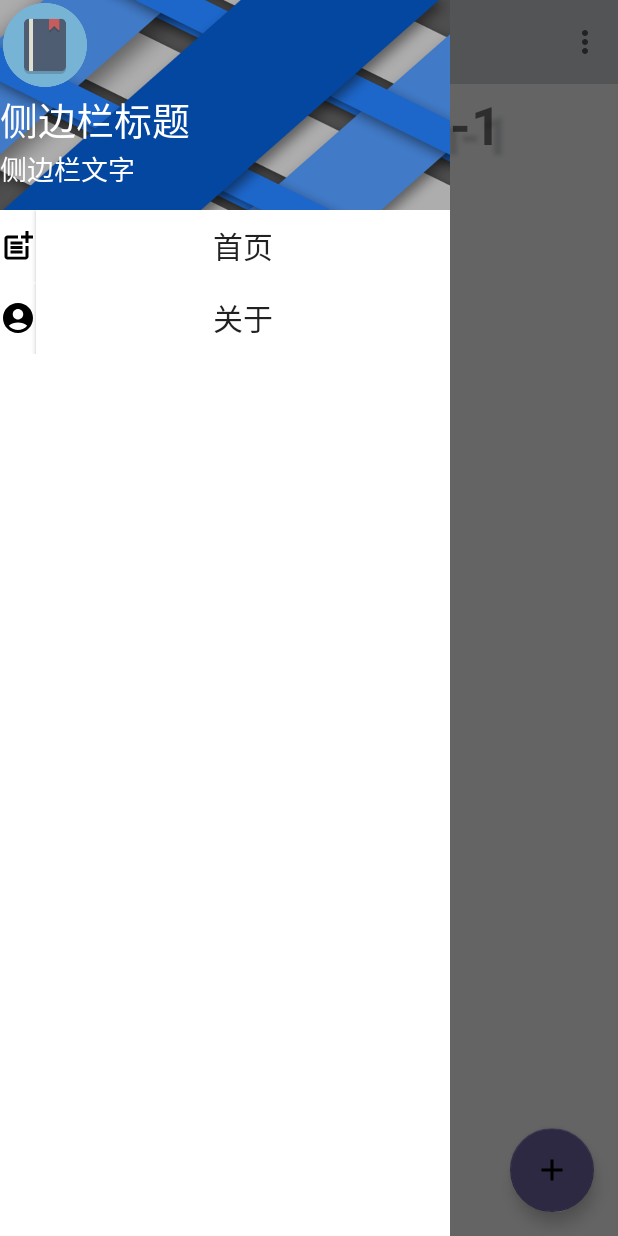
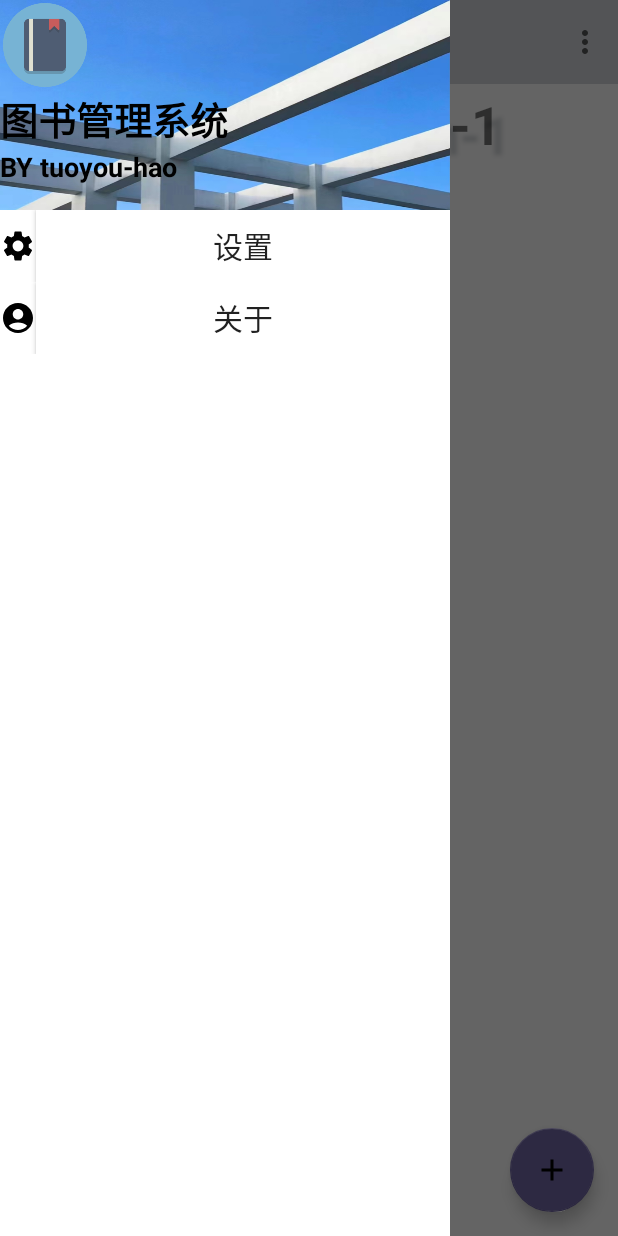
Before and after one commit to BugKillerStudio/bookshelf-jyh, an Android app: the screen it shows after launch (MainActivity), with the side drawer open, on a phone screen of 412 x 824 dp. Run offline under Robolectric (Android 15) with nearby library versions, the phone set to English and light mode, and no system bars; our stand-ins replace navigation-ui; libraries missing offline, so code that uses them is left out: com.github.clans.fab; plain views replace FloatingActionButton, FloatingActionMenu; 2 statements that could not run were skipped.

Commit message:
完善侧滑栏，并完善 设置 与 关于 界面

```diff
--- a/app/src/main/AndroidManifest.xml
+++ b/app/src/main/AndroidManifest.xml
@@ -23,6 +23,8 @@
             </intent-filter>
         </activity>
         <activity android:name=".AddBookItem" />
+        <activity android:name=".AboutActivity" />
+        <activity android:name=".SettingActivity" />
     </application>
 
 </manifest>
--- a/app/src/main/java/com/jnu/student/MainActivity.java
+++ b/app/src/main/java/com/jnu/student/MainActivity.java
@@ -1,6 +1,7 @@
 package com.jnu.student;
 
 
+import android.Manifest;
 import android.content.DialogInterface;
 import android.content.Intent;
 import android.os.Bundle;
@@ -9,6 +10,7 @@ import android.view.LayoutInflater;
 import android.view.MenuItem;
 import android.view.View;
 import android.view.ViewGroup;
+import android.widget.Button;
 import android.widget.ImageView;
 import android.widget.TextView;
 import android.widget.Toast;
@@ -56,6 +58,7 @@ public class MainActivity extends AppCompatActivity {
     public ActionBarDrawerToggle mActionBarDrawerToggle;
     public ImageView imageView;
     private NavigationView navView;//导航视图
+    private View.OnClickListener nav_button_listener;
 
     private ActivityResultLauncher<Intent> addDataLauncher= registerForActivityResult(new ActivityResultContracts.StartActivityForResult()
             ,result -> {
@@ -182,27 +185,52 @@ public class MainActivity extends AppCompatActivity {
 //            }
 //        });
 
-        navView = findViewById(R.id.activity_main_navigationView);
-        navView.setNavigationItemSelectedListener(item -> {//导航菜单点击
-            Intent intent = new Intent();
-            switch (item.getItemId()) {
-                case R.id.nav_home:
-                    intent.setClass(this, MainActivity.class);
-                    startActivity(intent);
-                    break;
-                case R.id.nav_about:
-//                    intent.setClass(this, AboutActivity.class);
+//        navView = findViewById(R.id.activity_main_navigationView);
+//        navView.setNavigationItemSelectedListener(item -> {//导航菜单点击
+//            Intent intent = new Intent();
+//            switch (item.getItemId()) {
+//                case R.id.nav_home:
+//                    intent.setClass(this, MainActivity.class);
 //                    startActivity(intent);
-                    Toast.makeText(MainActivity.this,"about",Toast.LENGTH_SHORT).show();
-                    break;
-                 }
-//            drawerLayout.closeDrawer(GravityCompat.START);//关闭滑动菜单
-            return true;
+//                    break;
+//                case R.id.nav_about:
+////                    intent.setClass(this, AboutActivity.class);
+////                    startActivity(intent);
+//                    Toast.makeText(MainActivity.this,"about",Toast.LENGTH_SHORT).show();
+//                    break;
+//                 }
+////            drawerLayout.closeDrawer(GravityCompat.START);//关闭滑动菜单
+//            return true;
+//        });
+
+        //menu button start
+        Button nav_home_button = findViewById(R.id.nav_home_button);
+        Button nav_about_button = findViewById(R.id.nav_about_button);
+        nav_home_button.setOnClickListener(new View.OnClickListener() {
+            @Override
+            public void onClick(View view) {
+                Intent intent = new Intent();
+                intent.setClass(MainActivity.this, SettingActivity.class);
+                startActivity(intent);
+//                Toast.makeText(MainActivity.this,"click home",Toast.LENGTH_SHORT).show();
+            }
         });
-        //menu button start
+        nav_about_button.setOnClickListener(new View.OnClickListener() {
+            @Override
+            public void onClick(View view) {
+                Intent intent = new Intent();
+                intent.setClass(MainActivity.this, AboutActivity.class);
+                startActivity(intent);
+//                Toast.makeText(MainActivity.this,"click about",Toast.LENGTH_SHORT).show();
+            }
+        });
+        //menu button end
 
-        //menu button end
     }
+
+
+
+
 
 
     @Override
--- /dev/null
+++ b/app/src/main/res/drawable/ic_setting.xml
@@ -0,0 +1,5 @@
+<vector android:height="24dp" android:tint="#000000"
+    android:viewportHeight="24" android:viewportWidth="24"
+    android:width="24dp" xmlns:android="http://schemas.android.com/apk/res/android">
+    <path android:fillColor="@android:color/white" android:pathData="M19.14,12.94c0.04,-0.3 0.06,-0.61 0.06,-0.94c0,-0.32 -0.02,-0.64 -0.07,-0.94l2.03,-1.58c0.18,-0.14 0.23,-0.41 0.12,-0.61l-1.92,-3.32c-0.12,-0.22 -0.37,-0.29 -0.59,-0.22l-2.39,0.96c-0.5,-0.38 -1.03,-0.7 -1.62,-0.94L14.4,2.81c-0.04,-0.24 -0.24,-0.41 -0.48,-0.41h-3.84c-0.24,0 -0.43,0.17 -0.47,0.41L9.25,5.35C8.66,5.59 8.12,5.92 7.63,6.29L5.24,5.33c-0.22,-0.08 -0.47,0 -0.59,0.22L2.74,8.87C2.62,9.08 2.66,9.34 2.86,9.48l2.03,1.58C4.84,11.36 4.8,11.69 4.8,12s0.02,0.64 0.07,0.94l-2.03,1.58c-0.18,0.14 -0.23,0.41 -0.12,0.61l1.92,3.32c0.12,0.22 0.37,0.29 0.59,0.22l2.39,-0.96c0.5,0.38 1.03,0.7 1.62,0.94l0.36,2.54c0.05,0.24 0.24,0.41 0.48,0.41h3.84c0.24,0 0.44,-0.17 0.47,-0.41l0.36,-2.54c0.59,-0.24 1.13,-0.56 1.62,-0.94l2.39,0.96c0.22,0.08 0.47,0 0.59,-0.22l1.92,-3.32c0.12,-0.22 0.07,-0.47 -0.12,-0.61L19.14,12.94zM12,15.6c-1.98,0 -3.6,-1.62 -3.6,-3.6s1.62,-3.6 3.6,-3.6s3.6,1.62 3.6,3.6S13.98,15.6 12,15.6z"/>
+</vector>
--- a/app/src/main/res/layout/frag2main.xml
+++ b/app/src/main/res/layout/frag2main.xml
@@ -20,7 +20,7 @@
             <LinearLayout
                 android:layout_width="match_parent"
                 android:layout_height="140dp"
-                android:background="@drawable/header"
+                android:background="@drawable/header_jnu"
                 android:orientation="vertical">
                 <ImageView
                     android:id="@+id/book_show"
@@ -32,17 +32,20 @@
                     android:padding="2dp"
                     android:scaleType="fitXY" />
                 <TextView
-                    android:text="侧边栏标题"
+                    android:text="图书管理系统"
                     android:textSize="25sp"
-                    android:textColor="@android:color/white"
+                    android:textColor="@android:color/black"
                     android:layout_width="240dp"
-                    android:layout_height="wrap_content"/>
+                    android:layout_height="wrap_content"
+                    android:textStyle="bold"/>
                 <TextView
-                    android:text="侧边栏文字"
+                    android:text="BY tuoyou-hao"
                     android:textSize="18sp"
-                    android:textColor="@android:color/white"
+                    android:textColor="@android:color/black"
+
                     android:layout_width="240dp"
-                    android:layout_height="wrap_content"/>
+                    android:layout_height="wrap_content"
+                    android:textStyle="bold"/>
             </LinearLayout>
 <!--            <com.google.android.material.navigation.NavigationView-->
 <!--                android:id="@+id/activity_main_navigationView"-->
@@ -75,14 +78,14 @@
                     <ImageView
                         android:layout_width="wrap_content"
                         android:layout_height="match_parent"
-                        android:src="@drawable/ic_fab_img">
+                        android:src="@drawable/ic_setting">
 
                     </ImageView>
                     <Button
                         android:layout_width="match_parent"
                         android:layout_height="wrap_content"
                         android:id="@+id/nav_home_button"
-                        android:text="首页"
+                        android:text="设置"
                         android:textSize="20dp"
                         android:background="@color/white">
 
```
Also changed, not shown: app/src/main/java/com/jnu/student/AboutActivity.java (added, +54 -0 lines), app/src/main/java/com/jnu/student/SettingActivity.java (added, +77 -0 lines), app/src/main/res/layout/about_activity.xml (added, +30 -0 lines), app/src/main/res/layout/setting_activity.xml (added, +37 -0 lines), app/src/main/res/drawable/header_jnu.png (added).
